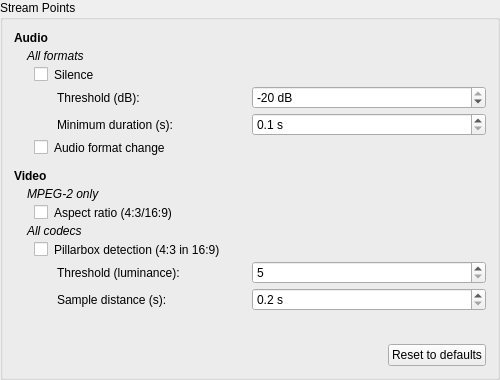
This is ui/ttcutsettingsstreampoints.ui in MINIXJR/TTCut-ng as Qt 5 draws it before an edit. The edited form follows.
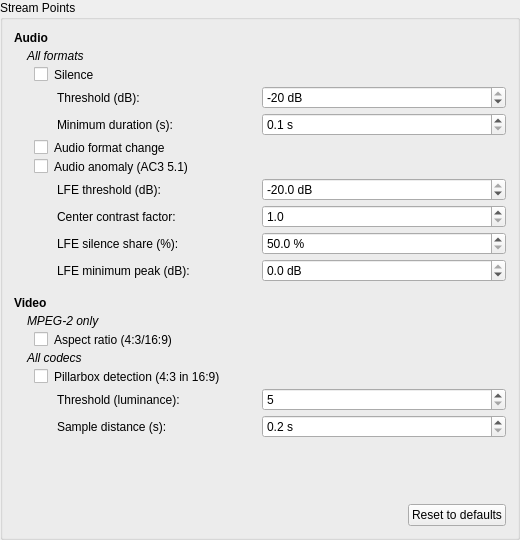
This is the edited form.

Commit message: Add AC3 audio anomaly detection and non-destructive repair

What changed in the file:
```diff
--- a/ui/ttcutsettingsstreampoints.ui
+++ b/ui/ttcutsettingsstreampoints.ui
@@ -3,7 +3,7 @@
  <class>TTCutSettingsStreamPoints</class>
  <widget class="QGroupBox" name="TTCutSettingsStreamPoints">
   <property name="geometry">
-   <rect><x>0</x><y>0</y><width>500</width><height>380</height></rect>
+   <rect><x>0</x><y>0</y><width>520</width><height>540</height></rect>
   </property>
   <property name="title"><string>Stream Points</string></property>
   <layout class="QVBoxLayout">
@@ -68,9 +68,80 @@
       </widget>
      </item>
 
+     <item row="6" column="0" colspan="2">
+      <widget class="QCheckBox" name="cbAudioAnomaly">
+       <property name="text"><string>Audio anomaly (AC3 5.1)</string></property>
+       <property name="styleSheet"><string notr="true">padding-left: 20px;</string></property>
+       <property name="toolTip"><string>Scans AC3 5.1 tracks for CRC-valid transmission glitches: center-channel bursts with an LFE pulse in material whose LFE is otherwise digitally silent. Runs automatically after loading and with every stream point analysis.</string></property>
+      </widget>
+     </item>
+     <item row="7" column="0">
+      <widget class="QLabel" name="laAnomalyLfeRms">
+       <property name="text"><string>LFE threshold (dB):</string></property>
+       <property name="styleSheet"><string notr="true">padding-left: 40px;</string></property>
+      </widget>
+     </item>
+     <item row="7" column="1">
+      <widget class="QDoubleSpinBox" name="sbAnomalyLfeRms">
+       <property name="minimum"><double>-90.000000000000000</double></property>
+       <property name="maximum"><double>-20.000000000000000</double></property>
+       <property name="singleStep"><double>1.000000000000000</double></property>
+       <property name="decimals"><number>1</number></property>
+       <property name="suffix"><string> dB</string></property>
+       <property name="toolTip"><string>An AC3 frame counts as LFE-active above this RMS level. Higher values report less.</string></property>
+      </widget>
+     </item>
+     <item row="8" column="0">
+      <widget class="QLabel" name="laAnomalyContrast">
+       <property name="text"><string>Center contrast factor:</string></property>
+       <property name="styleSheet"><string notr="true">padding-left: 40px;</string></property>
+      </widget>
+     </item>
+     <item row="8" column="1">
+      <widget class="QDoubleSpinBox" name="sbAnomalyContrast">
+       <property name="minimum"><double>1.000000000000000</double></property>
+       <property name="maximum"><double>50.000000000000000</double></property>
+       <property name="singleStep"><double>0.500000000000000</double></property>
+       <property name="decimals"><number>1</number></property>
+       <property name="toolTip"><string>How far the center-channel sample jump must exceed the local median to confirm a candidate. Lower values report more.</string></property>
+      </widget>
+     </item>
+     <item row="9" column="0">
+      <widget class="QLabel" name="laAnomalyNullPercent">
+       <property name="text"><string>LFE silence share (%):</string></property>
+       <property name="styleSheet"><string notr="true">padding-left: 40px;</string></property>
+      </widget>
+     </item>
+     <item row="9" column="1">
+      <widget class="QDoubleSpinBox" name="sbAnomalyNullPercent">
+       <property name="minimum"><double>50.000000000000000</double></property>
+       <property name="maximum"><double>100.000000000000000</double></property>
+       <property name="singleStep"><double>0.500000000000000</double></property>
+       <property name="decimals"><number>1</number></property>
+       <property name="suffix"><string> %</string></property>
+       <property name="toolTip"><string>Precondition: at least this share of the 5.1 frames must have a silent LFE, otherwise the track is reported as unsuitable and nothing is detected.</string></property>
+      </widget>
+     </item>
+     <item row="10" column="0">
+      <widget class="QLabel" name="laAnomalyMinPeak">
+       <property name="text"><string>LFE minimum peak (dB):</string></property>
+       <property name="styleSheet"><string notr="true">padding-left: 40px;</string></property>
+      </widget>
+     </item>
+     <item row="10" column="1">
+      <widget class="QDoubleSpinBox" name="sbAnomalyMinPeak">
+       <property name="minimum"><double>-90.000000000000000</double></property>
+       <property name="maximum"><double>0.000000000000000</double></property>
+       <property name="singleStep"><double>1.000000000000000</double></property>
+       <property name="decimals"><number>1</number></property>
+       <property name="suffix"><string> dB</string></property>
+       <property name="toolTip"><string>A finding must reach at least this LFE peak level. Guards against inaudible residues being reported.</string></property>
+      </widget>
+     </item>
+
      <!-- Blank row: without it the Video heading sits as close to the last
           audio control as that control sits to its own heading. -->
-     <item row="6" column="0" colspan="2">
+     <item row="11" column="0" colspan="2">
       <spacer name="spacerAudioVideo">
        <property name="orientation"><enum>Qt::Vertical</enum></property>
        <property name="sizeType"><enum>QSizePolicy::Fixed</enum></property>
@@ -78,19 +149,19 @@
       </spacer>
      </item>
 
-     <item row="7" column="0" colspan="2">
+     <item row="12" column="0" colspan="2">
       <widget class="QLabel" name="laVideoSection">
        <property name="text"><string>Video</string></property>
        <property name="styleSheet"><string notr="true">QLabel { font-weight: bold; }</string></property>
       </widget>
      </item>
-     <item row="8" column="0" colspan="2">
+     <item row="13" column="0" colspan="2">
       <widget class="QLabel" name="laVideoMpeg2Only">
        <property name="text"><string>MPEG-2 only</string></property>
        <property name="styleSheet"><string notr="true">QLabel { font-style: italic; padding-left: 10px; }</string></property>
       </widget>
      </item>
-     <item row="9" column="0" colspan="2">
+     <item row="14" column="0" colspan="2">
       <widget class="QCheckBox" name="cbAspectChange">
        <property name="text"><string>Aspect ratio (4:3/16:9)</string></property>
        <property name="styleSheet"><string notr="true">padding-left: 20px;</string></property>
@@ -98,39 +169,39 @@
       </widget>
      </item>
 
-     <item row="10" column="0" colspan="2">
+     <item row="15" column="0" colspan="2">
       <widget class="QLabel" name="laVideoAllCodecs">
        <property name="text"><string>All codecs</string></property>
        <property name="styleSheet"><string notr="true">QLabel { font-style: italic; padding-left: 10px; }</string></property>
       </widget>
      </item>
-     <item row="11" column="0" colspan="2">
+     <item row="16" column="0" colspan="2">
       <widget class="QCheckBox" name="cbPillarbox">
        <property name="text"><string>Pillarbox detection (4:3 in 16:9)</string></property>
        <property name="styleSheet"><string notr="true">padding-left: 20px;</string></property>
        <property name="toolTip"><string>Detects 4:3 content inside a 16:9 frame by measuring the black bars. Works for MPEG-2, H.264 and H.265.</string></property>
       </widget>
      </item>
-     <item row="12" column="0">
+     <item row="17" column="0">
       <widget class="QLabel" name="laPillarboxThreshold">
        <property name="text"><string>Threshold (luminance):</string></property>
        <property name="styleSheet"><string notr="true">padding-left: 40px;</string></property>
       </widget>
      </item>
-     <item row="12" column="1">
+     <item row="17" column="1">
       <widget class="QSpinBox" name="sbPillarboxThreshold">
        <property name="minimum"><number>5</number></property>
        <property name="maximum"><number>50</number></property>
        <property name="toolTip"><string>A column counts as black below this brightness. Higher values detect more, but risk false hits in dark scenes.</string></property>
       </widget>
      </item>
-     <item row="13" column="0">
+     <item row="18" column="0">
       <widget class="QLabel" name="laPillarboxSample">
        <property name="text"><string>Sample distance (s):</string></property>
        <property name="styleSheet"><string notr="true">padding-left: 40px;</string></property>
       </widget>
      </item>
-     <item row="13" column="1">
+     <item row="18" column="1">
       <widget class="QDoubleSpinBox" name="sbPillarboxSample">
        <property name="minimum"><double>0.200000000000000</double></property>
        <property name="maximum"><double>10.000000000000000</double></property>
```
The commit also changes 48 other files.
